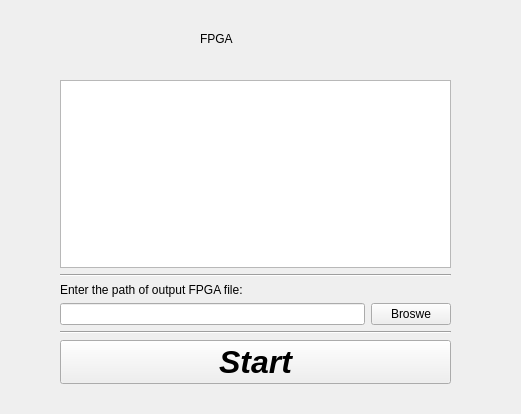
Old version of the form GUIfiles/FPGA.ui in the repository doctoboggan/DeathRay.
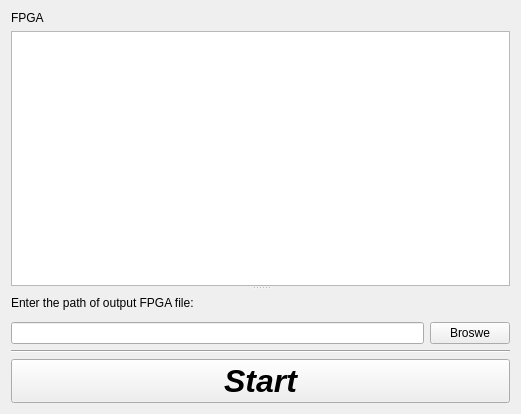
New version of the form.

Commit message: somall point

```diff
--- a/GUIfiles/FPGA.ui
+++ b/GUIfiles/FPGA.ui
@@ -13,43 +13,28 @@
   <property name="windowTitle">
    <string>Form</string>
   </property>
+  <layout class="QVBoxLayout" name="verticalLayout_3">
+   <item>
+    <widget class="QSplitter" name="splitter">
+     <property name="orientation">
+      <enum>Qt::Vertical</enum>
+     </property>
+     <widget class="QWidget" name="">
+      <layout class="QVBoxLayout" name="verticalLayout_2">
+       <item>
   <widget class="QLabel" name="label">
-   <property name="geometry">
-    <rect>
-     <x>200</x>
-     <y>30</y>
-     <width>66</width>
-     <height>17</height>
-    </rect>
-   </property>
    <property name="text">
     <string>FPGA</string>
    </property>
   </widget>
-  <widget class="QWidget" name="layoutWidget">
-   <property name="geometry">
-    <rect>
-     <x>60</x>
-     <y>80</y>
-     <width>391</width>
-     <height>304</height>
-    </rect>
-   </property>
-   <layout class="QVBoxLayout" name="verticalLayout_4">
-    <item>
-     <layout class="QVBoxLayout" name="verticalLayout">
+       </item>
       <item>
        <widget class="QListView" name="listView"/>
       </item>
-      <item>
-       <widget class="Line" name="line">
-        <property name="orientation">
-         <enum>Qt::Horizontal</enum>
-        </property>
-       </widget>
-      </item>
-     </layout>
-    </item>
+      </layout>
+     </widget>
+     <widget class="QWidget" name="">
+      <layout class="QVBoxLayout" name="verticalLayout">
     <item>
      <widget class="QLabel" name="label_2">
       <property name="text">
@@ -58,10 +43,6 @@
      </widget>
     </item>
     <item>
-     <layout class="QVBoxLayout" name="verticalLayout_3">
-      <item>
-       <layout class="QVBoxLayout" name="verticalLayout_2">
-        <item>
          <layout class="QHBoxLayout" name="horizontalLayout">
           <item>
            <widget class="QLineEdit" name="lineEdit"/>
@@ -75,6 +56,10 @@
           </item>
          </layout>
         </item>
+      </layout>
+     </widget>
+    </widget>
+   </item>
         <item>
          <widget class="Line" name="line_2">
           <property name="orientation">
@@ -82,8 +67,6 @@
           </property>
          </widget>
         </item>
-       </layout>
-      </item>
       <item>
        <widget class="QPushButton" name="pushButton_2">
         <property name="font">
@@ -100,9 +83,6 @@
        </widget>
       </item>
      </layout>
-    </item>
-   </layout>
-  </widget>
  </widget>
  <resources/>
  <connections/>
```
Lines whose indentation alone changed are shown as unchanged. The commit also changes 1 other file.
